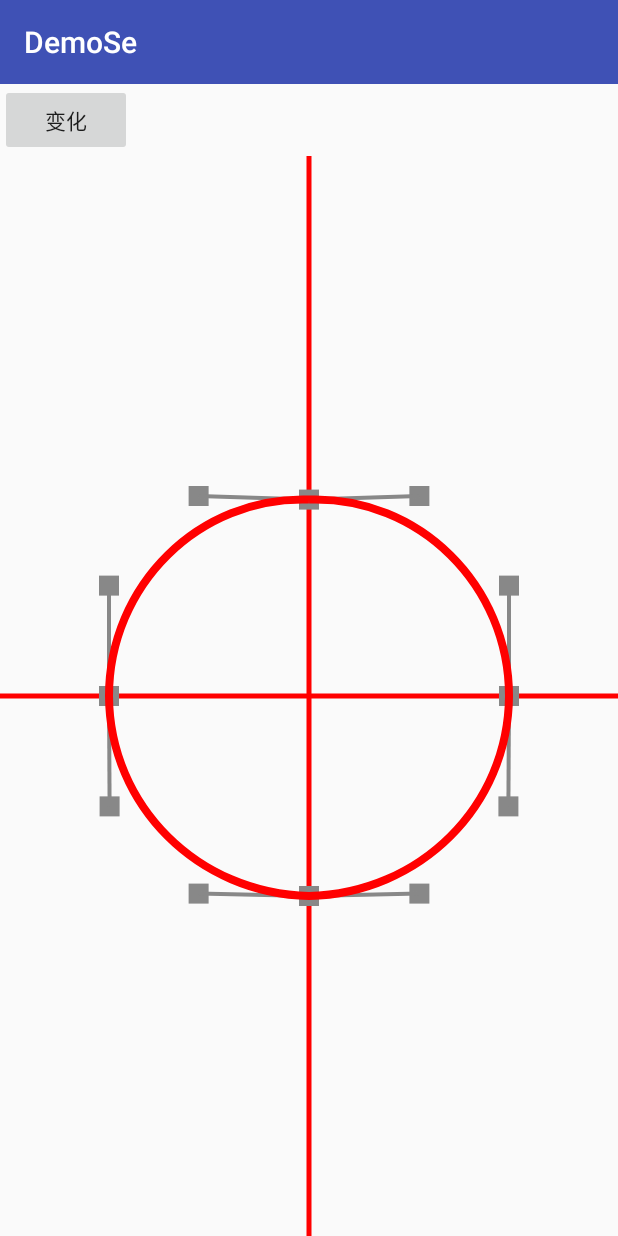
After one commit to raojianxiong/CustomView, an Android app: the BezierActivity screen opened directly, with no data from a screen before it, on a phone screen of 412 x 824 dp. The commit adds this screen. Run offline under Robolectric (Android 15) with nearby library versions, the phone set to English and light mode, and no system bars.

Commit message:
增加仿LOL技能谱图和圆变化成心状效果

```diff
--- a/app/src/main/AndroidManifest.xml
+++ b/app/src/main/AndroidManifest.xml
@@ -19,7 +19,8 @@
         </activity>
         <activity android:name=".PieChartActivity" />
         <activity android:name=".VisionActivity" />
-        <activity android:name=".LeafLoadingActivity"></activity>
+        <activity android:name=".LeafLoadingActivity" />
+        <activity android:name=".BezierActivity"></activity>
     </application>
 
 </manifest>
--- /dev/null
+++ b/app/src/main/java/com/example/jianxiongrao/demose/BezierActivity.java
@@ -0,0 +1,27 @@
+package com.example.jianxiongrao.demose;
+
+import android.support.v7.app.AppCompatActivity;
+import android.os.Bundle;
+import android.view.View;
+import android.widget.Button;
+
+import com.example.jianxiongrao.demose.view.BezierView;
+
+public class BezierActivity extends AppCompatActivity {
+
+    private BezierView bezierView;
+
+    @Override
+    protected void onCreate(Bundle savedInstanceState) {
+        super.onCreate(savedInstanceState);
+        setContentView(R.layout.activity_bezier);
+        bezierView = (BezierView) findViewById(R.id.bezier_view);
+    }
+    public void goDie(View view){
+        switch (view.getId()){
+            case R.id.bezier:
+                bezierView.setVisibility(View.VISIBLE);
+                break;
+        }
+    }
+}
--- a/app/src/main/java/com/example/jianxiongrao/demose/MainActivity.java
+++ b/app/src/main/java/com/example/jianxiongrao/demose/MainActivity.java
@@ -59,6 +59,7 @@ public class MainActivity extends AppCompatActivity implements View.OnClickListe
                 startActivity(new Intent(this,LeafLoadingActivity.class),option.toBundle());
                 break;
             case R.id.linkedin:
+                startActivity(new Intent(this,BezierActivity.class),option.toBundle());
                 break;
         }
     }
--- /dev/null
+++ b/app/src/main/java/com/example/jianxiongrao/demose/view/BezierView.java
@@ -0,0 +1,186 @@
+package com.example.jianxiongrao.demose.view;
+
+import android.content.Context;
+import android.graphics.Canvas;
+import android.graphics.Color;
+import android.graphics.Paint;
+import android.graphics.Path;
+import android.graphics.PointF;
+import android.support.annotation.Nullable;
+import android.util.AttributeSet;
+import android.view.View;
+
+/**
+ * Created by Jianxiong Rao on 2017/10/10.
+ */
+
+public class BezierView extends View {
+
+
+    private static final float C = 0.551915024494f;     // 一个常量，用来计算绘制圆形贝塞尔曲线控制点的位置
+
+    private Paint mPaint;
+    private int mCenterX, mCenterY;
+
+    private PointF mCenter = new PointF(0, 0);
+    private float mCircleRadius = 200;                  // 圆的半径
+    private float mDifference = mCircleRadius * C;        // 圆形的控制点与数据点的差值
+
+    private float[] mData = new float[8];               // 顺时针记录绘制圆形的四个数据点
+    private float[] mCtrl = new float[16];              // 顺时针记录绘制圆形的八个控制点
+
+    private float mDuration = 1000;                     // 变化总时长
+    private float mCurrent = 0;                         // 当前已进行时长
+    private float mCount = 100;                         // 将时长总共划分多少份
+    private float mPiece = mDuration / mCount;            // 每一份的时长
+
+    public BezierView(Context context) {
+        this(context, null);
+    }
+
+    public BezierView(Context context, @Nullable AttributeSet attrs) {
+        this(context, attrs, 0);
+    }
+
+    public BezierView(Context context, @Nullable AttributeSet attrs, int defStyleAttr) {
+        super(context, attrs, defStyleAttr);
+        mPaint = new Paint();
+        mPaint.setColor(Color.BLACK);
+        mPaint.setStrokeWidth(8);
+        mPaint.setStyle(Paint.Style.STROKE);
+        mPaint.setTextSize(60);
+
+
+        // 初始化数据点
+
+        mData[0] = 0;
+        mData[1] = mCircleRadius;
+
+        mData[2] = mCircleRadius;
+        mData[3] = 0;
+
+        mData[4] = 0;
+        mData[5] = -mCircleRadius;
+
+        mData[6] = -mCircleRadius;
+        mData[7] = 0;
+
+        // 初始化控制点
+
+        mCtrl[0] = mData[0] + mDifference;
+        mCtrl[1] = mData[1];
+
+        mCtrl[2] = mData[2];
+        mCtrl[3] = mData[3] + mDifference;
+
+        mCtrl[4] = mData[2];
+        mCtrl[5] = mData[3] - mDifference;
+
+        mCtrl[6] = mData[4] + mDifference;
+        mCtrl[7] = mData[5];
+
+        mCtrl[8] = mData[4] - mDifference;
+        mCtrl[9] = mData[5];
+
+        mCtrl[10] = mData[6];
+        mCtrl[11] = mData[7] - mDifference;
+
+        mCtrl[12] = mData[6];
+        mCtrl[13] = mData[7] + mDifference;
+
+        mCtrl[14] = mData[0] - mDifference;
+        mCtrl[15] = mData[1];
+    }
+
+
+    @Override
+    protected void onSizeChanged(int w, int h, int oldw, int oldh) {
+        super.onSizeChanged(w, h, oldw, oldh);
+        mCenterX = w / 2;
+        mCenterY = h / 2;
+    }
+
+
+    @Override
+    protected void onDraw(Canvas canvas) {
+        super.onDraw(canvas);
+        drawCoordinateSystem(canvas);       // 绘制坐标系
+
+        canvas.translate(mCenterX, mCenterY); // 将坐标系移动到画布中央
+        canvas.scale(1, -1);                 // 翻转Y轴
+
+        drawAuxiliaryLine(canvas);
+
+
+        // 绘制贝塞尔曲线
+        mPaint.setColor(Color.RED);
+        mPaint.setStrokeWidth(8);
+
+        Path path = new Path();
+        path.moveTo(mData[0], mData[1]);
+
+        path.cubicTo(mCtrl[0], mCtrl[1], mCtrl[2], mCtrl[3], mData[2], mData[3]);
+        path.cubicTo(mCtrl[4], mCtrl[5], mCtrl[6], mCtrl[7], mData[4], mData[5]);
+        path.cubicTo(mCtrl[8], mCtrl[9], mCtrl[10], mCtrl[11], mData[6], mData[7]);
+        path.cubicTo(mCtrl[12], mCtrl[13], mCtrl[14], mCtrl[15], mData[0], mData[1]);
+
+        canvas.drawPath(path, mPaint);
+
+        mCurrent += mPiece;
+        if (mCurrent < mDuration) {
+
+            mData[1] -= 120 / mCount;
+            mCtrl[7] += 80 / mCount;
+            mCtrl[9] += 80 / mCount;
+
+            mCtrl[4] -= 20 / mCount;
+            mCtrl[10] += 20 / mCount;
+
+            postInvalidateDelayed((long) mPiece);
+        }
+    }
+
+    // 绘制辅助线
+    private void drawAuxiliaryLine(Canvas canvas) {
+        // 绘制数据点和控制点
+        mPaint.setColor(Color.GRAY);
+        mPaint.setStrokeWidth(20);
+
+        for (int i = 0; i < 8; i += 2) {
+            canvas.drawPoint(mData[i], mData[i + 1], mPaint);
+        }
+
+        for (int i = 0; i < 16; i += 2) {
+            canvas.drawPoint(mCtrl[i], mCtrl[i + 1], mPaint);
+        }
+
+
+        // 绘制辅助线
+        mPaint.setStrokeWidth(4);
+
+        for (int i = 2, j = 2; i < 8; i += 2, j += 4) {
+            canvas.drawLine(mData[i], mData[i + 1], mCtrl[j], mCtrl[j + 1], mPaint);
+            canvas.drawLine(mData[i], mData[i + 1], mCtrl[j + 2], mCtrl[j + 3], mPaint);
+        }
+        canvas.drawLine(mData[0], mData[1], mCtrl[0], mCtrl[1], mPaint);
+        canvas.drawLine(mData[0], mData[1], mCtrl[14], mCtrl[15], mPaint);
+    }
+
+    // 绘制坐标系
+    private void drawCoordinateSystem(Canvas canvas) {
+        canvas.save();                      // 绘制做坐标系
+
+        canvas.translate(mCenterX, mCenterY); // 将坐标系移动到画布中央
+        canvas.scale(1, -1);                 // 翻转Y轴
+
+        Paint fuzhuPaint = new Paint();
+        fuzhuPaint.setColor(Color.RED);
+        fuzhuPaint.setStrokeWidth(5);
+        fuzhuPaint.setStyle(Paint.Style.STROKE);
+
+        canvas.drawLine(0, -2000, 0, 2000, fuzhuPaint);
+        canvas.drawLine(-2000, 0, 2000, 0, fuzhuPaint);
+
+        canvas.restore();
+    }
+}
--- /dev/null
+++ b/app/src/main/res/layout/activity_bezier.xml
@@ -0,0 +1,25 @@
+<?xml version="1.0" encoding="utf-8"?>
+<LinearLayout xmlns:android="http://schemas.android.com/apk/res/android"
+    android:layout_width="match_parent"
+    android:layout_height="match_parent"
+    android:orientation="vertical"
+    android:transitionName="shareName">
+
+    <LinearLayout
+        android:layout_width="match_parent"
+        android:layout_height="wrap_content"
+        android:orientation="horizontal">
+
+        <Button
+            android:id="@+id/bezier"
+            android:layout_width="wrap_content"
+            android:layout_height="wrap_content"
+            android:onClick="goDie"
+            android:text="变化" />
+    </LinearLayout>
+
+    <com.example.jianxiongrao.demose.view.BezierView
+        android:id="@+id/bezier_view"
+        android:layout_width="match_parent"
+        android:layout_height="match_parent" />
+</LinearLayout>
```
Also changed, not shown: app/src/main/java/com/example/jianxiongrao/demose/VisionActivity.java (+12 -0 lines), app/src/main/java/com/example/jianxiongrao/demose/view/RadarView.java (added, +178 -0 lines), app/src/main/res/layout/activity_vision.xml (+13 -2 lines).
